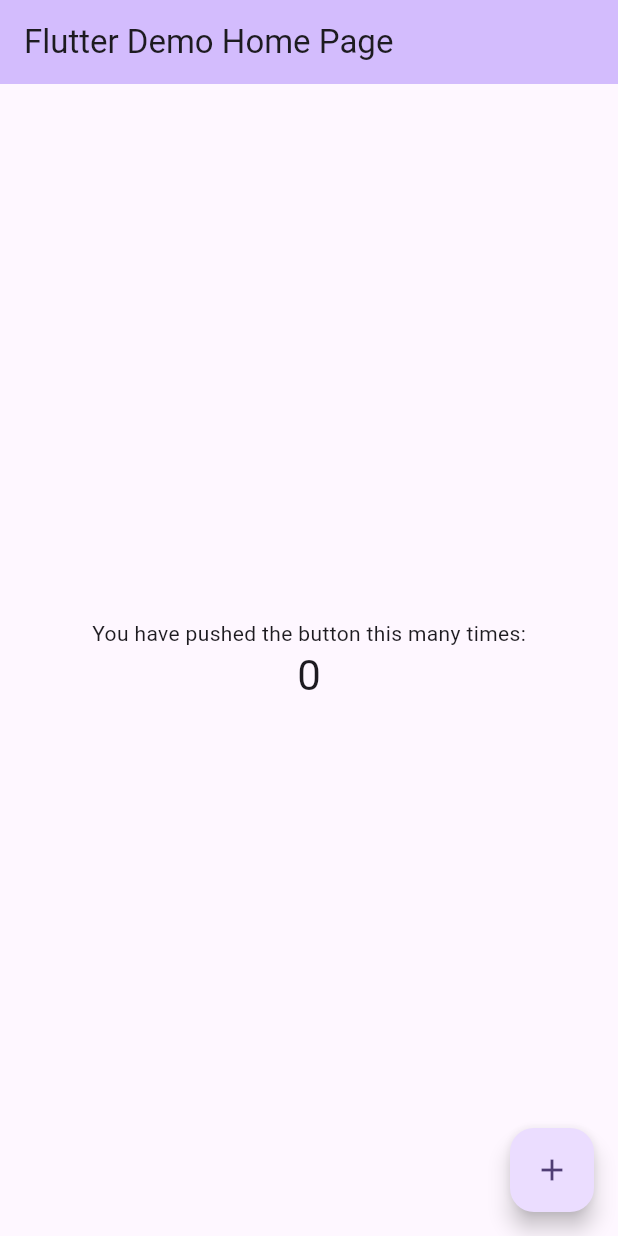
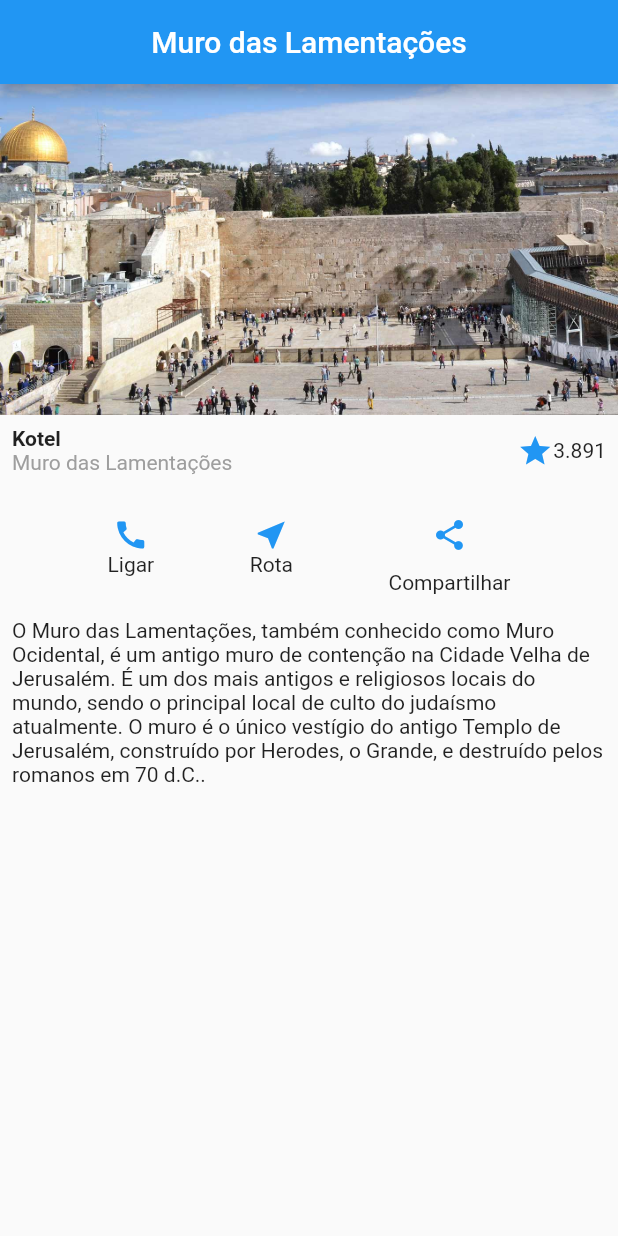
Before and after one commit to tgplay/somente_telas_flutter, a Flutter app: the screen it shows after launch, on a phone screen of 412 x 824 dp. Run offline on Flutter 3.47's test engine with Material 2 defaults, Android fonts, the phone set to English and light mode, and no system bars.

Commit message:
tela do muro das lamentações finalizada

```diff
--- a/tela_kotel/lib/main.dart
+++ b/tela_kotel/lib/main.dart
@@ -1,125 +1,6 @@
 import 'package:flutter/material.dart';
+import 'package:tela_kotel/screen/page_kotel.dart';
 
-void main() {
-  runApp(const MyApp());
-}
-
-class MyApp extends StatelessWidget {
-  const MyApp({super.key});
-
-  // This widget is the root of your application.
-  @override
-  Widget build(BuildContext context) {
-    return MaterialApp(
-      title: 'Flutter Demo',
-      theme: ThemeData(
-        // This is the theme of your application.
-        //
-        // TRY THIS: Try running your application with "flutter run". You'll see
-        // the application has a blue toolbar. Then, without quitting the app,
-        // try changing the seedColor in the colorScheme below to Colors.green
-        // and then invoke "hot reload" (save your changes or press the "hot
-        // reload" button in a Flutter-supported IDE, or press "r" if you used
-        // the command line to start the app).
-        //
-        // Notice that the counter didn't reset back to zero; the application
-        // state is not lost during the reload. To reset the state, use hot
-        // restart instead.
-        //
-        // This works for code too, not just values: Most code changes can be
-        // tested with just a hot reload.
-        colorScheme: ColorScheme.fromSeed(seedColor: Colors.deepPurple),
-        useMaterial3: true,
-      ),
-      home: const MyHomePage(title: 'Flutter Demo Home Page'),
+void main() => runApp(
+      TelaKotel(),
     );
-  }
-}
-
-class MyHomePage extends StatefulWidget {
-  const MyHomePage({super.key, required this.title});
-
-  // This widget is the home page of your application. It is stateful, meaning
-  // that it has a State object (defined below) that contains fields that affect
-  // how it looks.
-
-  // This class is the configuration for the state. It holds the values (in this
-  // case the title) provided by the parent (in this case the App widget) and
-  // used by the build method of the State. Fields in a Widget subclass are
-  // always marked "final".
-
-  final String title;
-
-  @override
-  State<MyHomePage> createState() => _MyHomePageState();
-}
-
-class _MyHomePageState extends State<MyHomePage> {
-  int _counter = 0;
-
-  void _incrementCounter() {
-    setState(() {
-      // This call to setState tells the Flutter framework that something has
-      // changed in this State, which causes it to rerun the build method below
-      // so that the display can reflect the updated values. If we changed
-      // _counter without calling setState(), then the build method would not be
-      // called again, and so nothing would appear to happen.
-      _counter++;
-    });
-  }
-
-  @override
-  Widget build(BuildContext context) {
-    // This method is rerun every time setState is called, for instance as done
-    // by the _incrementCounter method above.
-    //
-    // The Flutter framework has been optimized to make rerunning build methods
-    // fast, so that you can just rebuild anything that needs updating rather
-    // than having to individually change instances of widgets.
-    return Scaffold(
-      appBar: AppBar(
-        // TRY THIS: Try changing the color here to a specific color (to
-        // Colors.amber, perhaps?) and trigger a hot reload to see the AppBar
-        // change color while the other colors stay the same.
-        backgroundColor: Theme.of(context).colorScheme.inversePrimary,
-        // Here we take the value from the MyHomePage object that was created by
-        // the App.build method, and use it to set our appbar title.
-        title: Text(widget.title),
-      ),
-      body: Center(
-        // Center is a layout widget. It takes a single child and positions it
-        // in the middle of the parent.
-        child: Column(
-          // Column is also a layout widget. It takes a list of children and
-          // arranges them vertically. By default, it sizes itself to fit its
-          // children horizontally, and tries to be as tall as its parent.
-          //
-          // Column has various properties to control how it sizes itself and
-          // how it positions its children. Here we use mainAxisAlignment to
-          // center the children vertically; the main axis here is the vertical
-          // axis because Columns are vertical (the cross axis would be
-          // horizontal).
-          //
-          // TRY THIS: Invoke "debug painting" (choose the "Toggle Debug Paint"
-          // action in the IDE, or press "p" in the console), to see the
-          // wireframe for each widget.
-          mainAxisAlignment: MainAxisAlignment.center,
-          children: <Widget>[
-            const Text(
-              'You have pushed the button this many times:',
-            ),
-            Text(
-              '$_counter',
-              style: Theme.of(context).textTheme.headlineMedium,
-            ),
-          ],
-        ),
-      ),
-      floatingActionButton: FloatingActionButton(
-        onPressed: _incrementCounter,
-        tooltip: 'Increment',
-        child: const Icon(Icons.add),
-      ), // This trailing comma makes auto-formatting nicer for build methods.
-    );
-  }
-}
--- /dev/null
+++ b/tela_kotel/lib/screen/page_kotel.dart
@@ -0,0 +1,99 @@
+import 'package:flutter/material.dart';
+
+//inicio do widget TelaKotel
+class TelaKotel extends StatelessWidget {
+  @override
+  Widget build(BuildContext context) {
+    return MaterialApp(
+      home: Scaffold(
+        appBar: AppBar(
+          title: const Text('Muro das Lamentações'),
+          centerTitle: true,
+        ),
+        body: Column(
+          children: [
+            Image.asset(
+              'assets/muro.jpg',
+            ),
+            Padding(
+              padding: const EdgeInsets.all(8.0),
+              child: Row(
+                children: [
+                  Expanded(
+                    child: Column(
+                      crossAxisAlignment: CrossAxisAlignment.start,
+                      children: [
+                        Text(
+                          'Kotel',
+                          style: TextStyle(fontWeight: FontWeight.bold),
+                        ),
+                        Text(
+                          'Muro das Lamentações',
+                          style: TextStyle(
+                            color: Colors.grey[500],
+                          ),
+                        ),
+                      ],
+                    ),
+                  ),
+                  Icon(
+                    Icons.star,
+                    color: Colors.blue[500],
+                  ),
+                  Text('3.891'),
+                ],
+              ),
+            ),
+            Padding(
+              padding: const EdgeInsets.all(8.0),
+              child: Row(
+                mainAxisAlignment: MainAxisAlignment.spaceEvenly,
+                children: [
+                  Column(
+                    children: [
+                      Icon(
+                        Icons.call,
+                        color: Colors.blue[500],
+                      ),
+                      Text('Ligar'),
+                    ],
+                  ),
+                  Column(
+                    children: [
+                      Icon(
+                        Icons.near_me,
+                        color: Colors.blue[500],
+                      ),
+                      Text('Rota'),
+                    ],
+                  ),
+                  Column(
+                    children: [
+                      IconButton(
+                        icon: Icon(
+                          Icons.share,
+                          color: Colors.blue[500],
+                        ),
+                        onPressed: () {
+                          print('Compartilhar');
+                        },
+                      ),
+                      Text('Compartilhar'),
+                    ],
+                  ),
+                ],
+              ),
+            ),
+            Padding(
+              padding: const EdgeInsets.all(8.0),
+              child: Text(
+                'O Muro das Lamentações, também conhecido como Muro Ocidental, é um antigo muro de contenção na Cidade Velha de Jerusalém. É um dos mais antigos e religiosos locais do mundo, sendo o principal local de culto do judaísmo atualmente. O muro é o único vestígio do antigo Templo de Jerusalém, construído por Herodes, o Grande, e destruído pelos romanos em 70 d.C..',
+                softWrap: true,
+              ),
+            ),
+          ],
+        ),
+      ),
+    );
+  }
+} //final do widget TelaKotel
--- a/tela_kotel/pubspec.yaml
+++ b/tela_kotel/pubspec.yaml
@@ -1,4 +1,4 @@
-name: flutter_application_1
+name: tela_kotel
 description: A new Flutter project.
 # The following line prevents the package from being accidentally published to
 # pub.dev using `flutter pub publish`. This is preferred for private packages.
@@ -63,6 +63,9 @@ flutter:
   #   - images/a_dot_burr.jpeg
   #   - images/a_dot_ham.jpeg
 
+  assets:
+    - assets/
+
   # An image asset can refer to one or more resolution-specific "variants", see
   # https://flutter.dev/assets-and-images/#resolution-aware
 
```
Also changed, not shown: tela_kotel/assets/muro.jpg (added).
